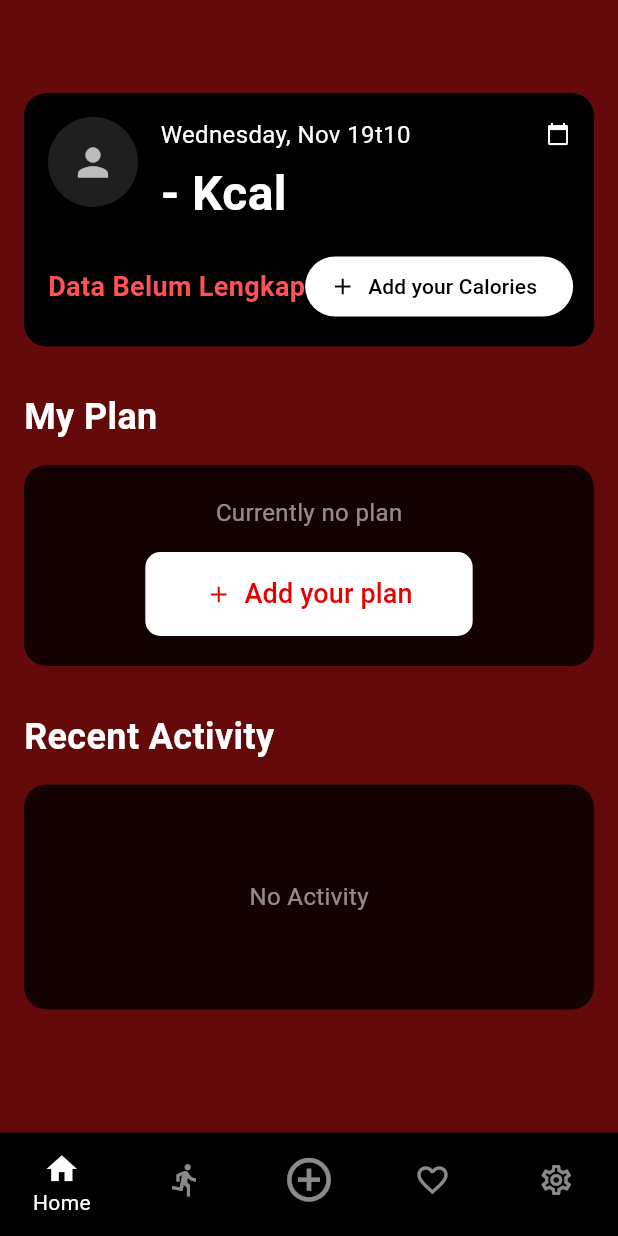
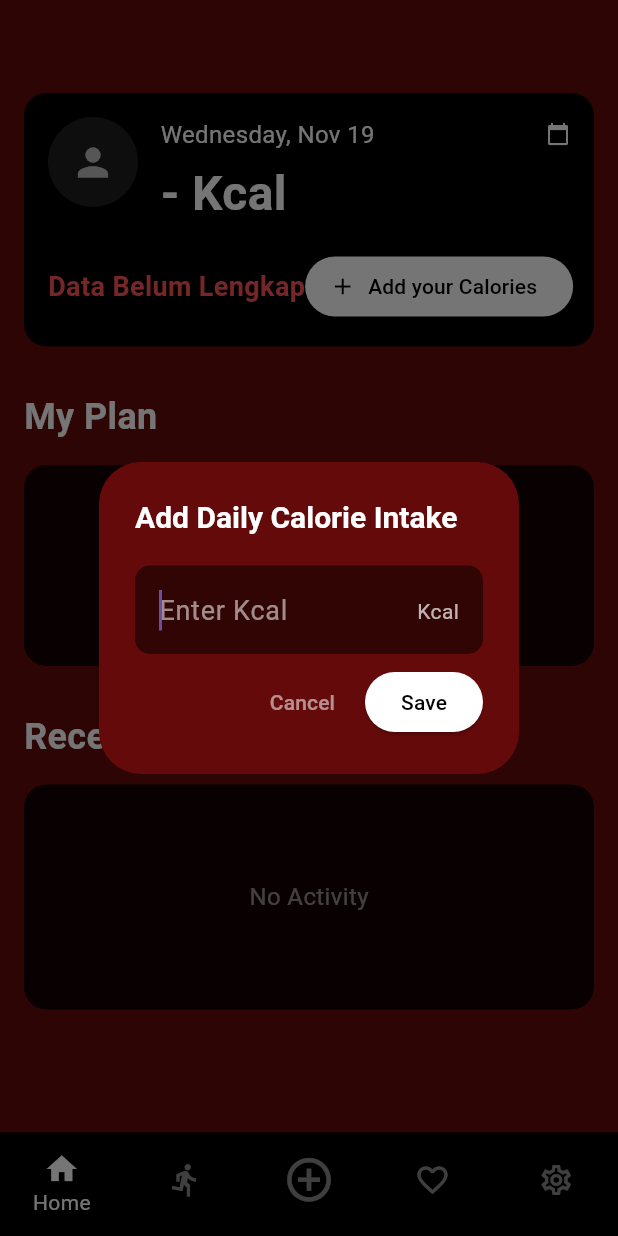
Before and after one commit to susenayw/FitLife, a Flutter app: the MainScreen screen opened directly, after a tap on "Add your Calories", on a phone screen of 412 x 824 dp. Run offline on Flutter 3.47's test engine with Material 3 defaults, Android fonts, the phone set to English and light mode, and no system bars; our stand-ins replace image_picker; accounts and stored records are empty.

Commit message:
Bisa mengisi jumlah kalori pada home page

```diff
--- a/lib/main_screen.dart
+++ b/lib/main_screen.dart
@@ -1,8 +1,9 @@
 // lib/main_screen.dart
 import 'package:flutter/material.dart';
 import 'package:provider/provider.dart';
-import 'package:intl/intl.dart'; // Untuk memformat tanggal
-import 'dart:io'; // Untuk FileImage
+import 'package:intl/intl.dart';
+import 'dart:io';
+import 'dart:ui'; // Diperlukan untuk ImageFilter
 
 import 'providers/user_provider.dart';
 
@@ -28,8 +29,6 @@ class _MainScreenState extends State<MainScreen> {
   void _onItemTapped(int index) {
     setState(() {
       _selectedIndex = index;
-      // Di dunia nyata, index 2 (Activity) mungkin membuka Bottom Sheet atau Modal,
-      // tetapi untuk saat ini kita hanya mengganti halaman.
     });
   }
 
@@ -86,16 +85,109 @@ class _MainScreenState extends State<MainScreen> {
 }
 
 // --- DASHBOARD BODY WIDGET ---
-class DashboardPage extends StatelessWidget {
+class DashboardPage extends StatefulWidget { // <-- DIUBAH KE STATEFUL
   const DashboardPage({super.key});
+
+  @override
+  State<DashboardPage> createState() => _DashboardPageState();
+}
+
+class _DashboardPageState extends State<DashboardPage> {
+  // Controller untuk input kalori (untuk dialog)
+  final TextEditingController _calorieController = TextEditingController();
+  int _dailyCalorieIntake = 0; // State mock untuk kalori yang dicatat
+
+  @override
+  void dispose() {
+    _calorieController.dispose();
+    super.dispose();
+  }
+
+  void _showCalorieInputDialog() {
+    _calorieController.clear();
+
+    showDialog(
+      context: context,
+      builder: (BuildContext dialogContext) {
+        return Theme(
+          data: ThemeData.dark(),
+          child: AlertDialog(
+            backgroundColor: const Color(0xFF640A0A),
+            contentPadding: const EdgeInsets.only(top: 10.0),
+            title: const Text(
+              'Add Daily Calorie Intake',
+              style: TextStyle(color: Colors.white, fontSize: 20, fontWeight: FontWeight.bold),
+            ),
+            content: SingleChildScrollView(
+              child: ListBody(
+                children: <Widget>[
+                  Padding(
+                    padding: const EdgeInsets.symmetric(horizontal: 24.0, vertical: 8.0),
+                    child: TextField(
+                      controller: _calorieController,
+                      keyboardType: TextInputType.number,
+                      style: const TextStyle(color: Colors.white, fontSize: 18),
+                      autofocus: true,
+                      decoration: InputDecoration(
+                        hintText: 'Enter Kcal',
+                        hintStyle: const TextStyle(color: Colors.white54),
+                        filled: true,
+                        fillColor: const Color(0x80000000), // Black with 50% opacity
+                        border: OutlineInputBorder(
+                          borderRadius: BorderRadius.circular(10),
+                          borderSide: BorderSide.none,
+                        ),
+                        suffixText: 'Kcal',
+                        suffixStyle: const TextStyle(color: Colors.white70),
+                      ),
+                    ),
+                  ),
+                ],
+              ),
+            ),
+            actions: <Widget>[
+              TextButton(
+                child: const Text('Cancel', style: TextStyle(color: Colors.white54)),
+                onPressed: () {
+                  Navigator.of(dialogContext).pop();
+                },
+              ),
+              ElevatedButton(
+                onPressed: () {
+                  final int? calories = int.tryParse(_calorieController.text);
+                  if (calories != null && calories > 0) {
+                    setState(() {
+                      _dailyCalorieIntake = calories; // Update state lokal
+                    });
+                    // TODO: Simpan ke Provider/Database di sini
+                    ScaffoldMessenger.of(context).showSnackBar(
+                      SnackBar(content: Text('Calorie intake of $calories Kcal saved!')),
+                    );
+                    Navigator.of(dialogContext).pop();
+                  } else {
+                    ScaffoldMessenger.of(context).showSnackBar(
+                      const SnackBar(content: Text('Input kalori tidak valid.')),
+                    );
+                  }
+                },
+                child: const Text('Save', style: TextStyle(color: Colors.black)),
+                style: ElevatedButton.styleFrom(backgroundColor: Colors.white),
+              ),
+            ],
+          ),
+        );
+      },
+    );
+  }
 
   @override
   Widget build(BuildContext context) {
     final userProvider = Provider.of<UserProvider>(context);
     final userData = userProvider.currentUser;
     final bmiCategory = userProvider.getBMICategory();
-    // Format tanggal: Contoh: Sunday, Jun 8th (perlu package intl)
-    final today = DateFormat('EEEE, MMM dth').format(DateTime.now());
+
+    // PERBAIKAN FORMAT TANGGAL: Hapus 'th' untuk kompatibilitas Intl
+    final today = DateFormat('EEEE, MMM d').format(DateTime.now());
 
     // --- Ambil Profile Picture ---
     File? profileImageFile;
@@ -114,7 +206,7 @@ class DashboardPage extends StatelessWidget {
       bmiColor = Colors.greenAccent;
     } else if (bmiCategory.contains('Overweight')) {
       bmiColor = Colors.orangeAccent;
-    } else { // Obese
+    } else {
       bmiColor = Colors.redAccent;
     }
 
@@ -143,7 +235,7 @@ class DashboardPage extends StatelessWidget {
                         backgroundColor: Colors.white12,
                         backgroundImage: profileImageFile != null ? FileImage(profileImageFile) : null,
                         child: profileImageFile == null
-                            ? const Icon(Icons.person, color: Colors.white70, size: 30) // Placeholder
+                            ? const Icon(Icons.person, color: Colors.white70, size: 30)
                             : null,
                       ),
                       const SizedBox(width: 15),
@@ -157,17 +249,17 @@ class DashboardPage extends StatelessWidget {
                               mainAxisAlignment: MainAxisAlignment.spaceBetween,
                               children: [
                                 Text(
-                                  today, // e.g., Sunday, Jun 8th
+                                  today,
                                   style: const TextStyle(color: Colors.white, fontSize: 16),
                                 ),
                                 const Icon(Icons.calendar_today, color: Colors.white, size: 16),
                               ],
                             ),
                             const SizedBox(height: 5),
-                            // Calorie (Placeholder)
-                            const Text(
-                              '- Kcal',
-                              style: TextStyle(color: Colors.white, fontSize: 32, fontWeight: FontWeight.bold),
+                            // Calorie (Menampilkan State yang dicatat)
+                            Text(
+                              '${_dailyCalorieIntake == 0 ? '-' : _dailyCalorieIntake} Kcal',
+                              style: const TextStyle(color: Colors.white, fontSize: 32, fontWeight: FontWeight.bold),
                             ),
                           ],
                         ),
@@ -192,7 +284,7 @@ class DashboardPage extends StatelessWidget {
 
                       // Add Calories Button
                       ElevatedButton.icon(
-                        onPressed: () {},
+                        onPressed: _showCalorieInputDialog, // <-- Panggil dialog
                         icon: const Icon(Icons.add, color: Colors.black),
                         label: const Text('Add your Calories', style: TextStyle(color: Colors.black)),
                         style: ElevatedButton.styleFrom(
@@ -210,35 +302,26 @@ class DashboardPage extends StatelessWidget {
             const SizedBox(height: 30),
 
             // --- MY PLAN SECTION ---
-            const Text(
-              'My Plan',
-              style: TextStyle(color: Colors.white, fontSize: 24, fontWeight: FontWeight.bold),
-            ),
+            const Text('My Plan', style: TextStyle(color: Colors.white, fontSize: 24, fontWeight: FontWeight.bold)),
             const SizedBox(height: 15),
             Container(
               width: double.infinity,
               padding: const EdgeInsets.all(20.0),
               decoration: BoxDecoration(
-                color: Colors.black.withOpacity(0.8),
+                color: const Color(0xCC000000),
                 borderRadius: BorderRadius.circular(15),
               ),
               child: Column(
                 children: [
-                  const Text(
-                    'Currently no plan',
-                    style: TextStyle(color: Colors.white54, fontSize: 16),
-                  ),
+                  const Text('Currently no plan', style: TextStyle(color: Colors.white54, fontSize: 16)),
                   const SizedBox(height: 15),
-                  // Add your plan button
                   ElevatedButton.icon(
                     onPressed: () {},
                     icon: const Icon(Icons.add, color: Color(0xFFE50000)),
                     label: const Text('Add your plan', style: TextStyle(color: Color(0xFFE50000), fontSize: 18)),
                     style: ElevatedButton.styleFrom(
                         backgroundColor: Colors.white,
-                        shape: RoundedRectangleBorder(
-                          borderRadius: BorderRadius.circular(10),
-                        ),
+                        shape: RoundedRectangleBorder(borderRadius: BorderRadius.circular(10)),
                         padding: const EdgeInsets.symmetric(horizontal: 40, vertical: 15)
                     ),
                   ),
@@ -248,27 +331,21 @@ class DashboardPage extends StatelessWidget {
             const SizedBox(height: 30),
 
             // --- RECENT ACTIVITY SECTION ---
-            const Text(
-              'Recent Activity',
-              style: TextStyle(color: Colors.white, fontSize: 24, fontWeight: FontWeight.bold),
-            ),
+            const Text('Recent Activity', style: TextStyle(color: Colors.white, fontSize: 24, fontWeight: FontWeight.bold)),
             const SizedBox(height: 15),
             Container(
               width: double.infinity,
               height: 150,
               padding: const EdgeInsets.all(20.0),
               decoration: BoxDecoration(
-                color: Colors.black.withOpacity(0.8),
+                color: const Color(0xCC000000),
                 borderRadius: BorderRadius.circular(15),
               ),
               child: const Center(
-                child: Text(
-                  'No Activity',
-                  style: TextStyle(color: Colors.white54, fontSize: 16),
-                ),
+                child: Text('No Activity', style: TextStyle(color: Colors.white54, fontSize: 16)),
               ),
             ),
-            const SizedBox(height: 20), // Padding bawah sebelum navbar
+            const SizedBox(height: 20),
           ],
         ),
       ),
```
Also changed, not shown: 28 other files.
